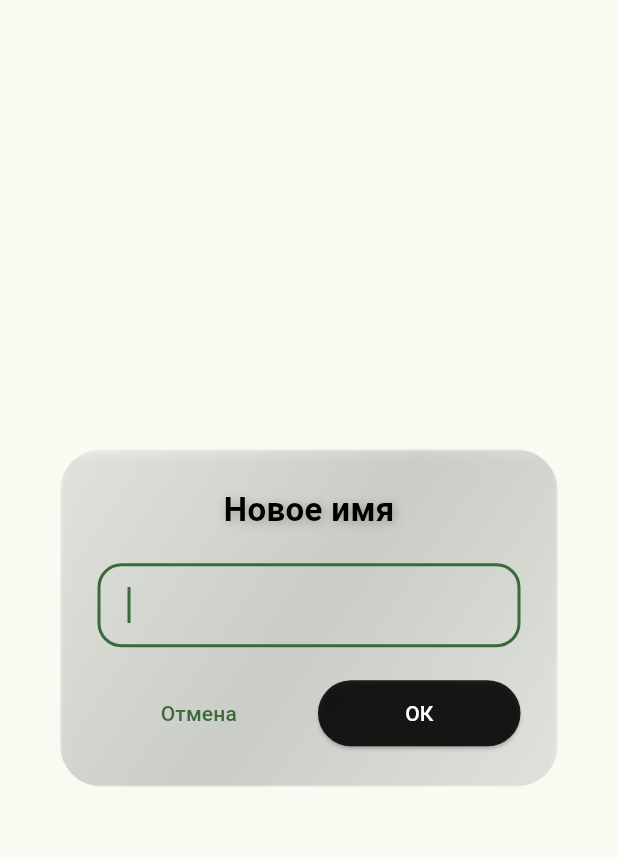
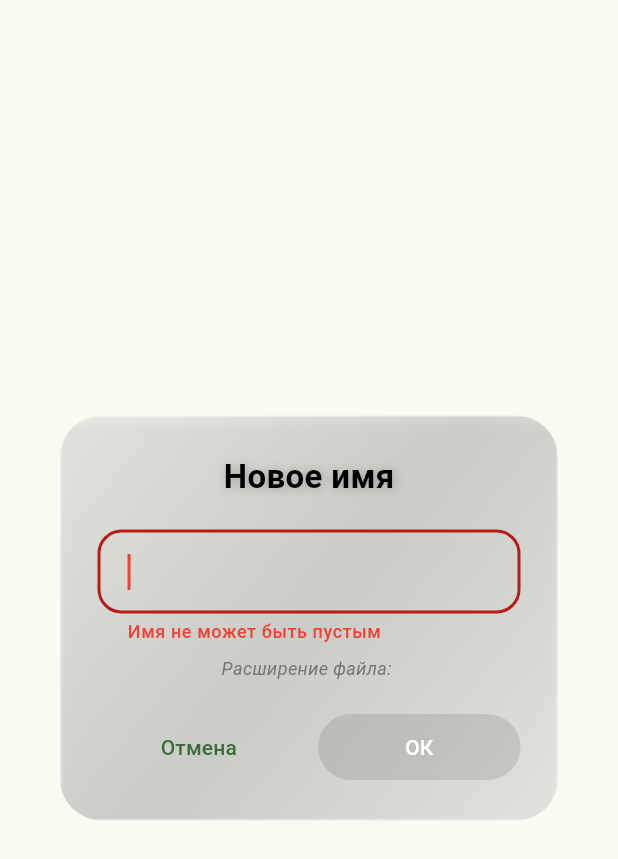
Before and after one commit to SpikyOne/geo_album_v2_aurora_edition-, a Flutter app: the SimpleRenameDialog widget shown alone on an empty page, opened directly with empty values, on a phone screen of 412 x 824 dp. Shown: the top 859 px of the screen. Run offline on Flutter 3.47's test engine with Material 3 defaults, Android fonts, the phone set to English and light mode, and no system bars; our stand-ins replace flutter_map, image_cropper, latlong2; missing offline and left inert: exif, flutter_map_marker_cluster, image_cropper_aurora.

Commit message:
код до обеда

```diff
--- a/lib/screens/photo_view_screen.dart
+++ b/lib/screens/photo_view_screen.dart
@@ -14,6 +14,9 @@ import '../providers/navigation_provider.dart';
 import '../widgets/bottom_nav_bar.dart';
 import '../models/image_data_model.dart';
 import '../widgets/action_menu.dart';
+import '../providers/image_provider.dart';
+
+
 
 // Класс виджета просмотра фотографии
 class PhotoViewScreen extends StatefulWidget {
@@ -59,17 +62,68 @@ class _PhotoViewScreenState extends State<PhotoViewScreen> {
   }
 }
 
-void _performRename(String newName) {
+Future<void> _performRename(String newName) async {
+  try {
+    // Показываем индикатор загрузки
+    showDialog(
+      context: context,
+      barrierDismissible: false,
+      builder: (context) => const Center(child: CircularProgressIndicator()),
+    );
 
-  // TODO: Реализовать логику переименования файла
-  debugPrint('Переименовать в: $newName');
+    // Получаем провайдер и переименовываем файл
+    final galleryProvider = Provider.of<GalleryProvider>(context, listen: false);
+    final success = await galleryProvider.renameImage(widget.image, newName);
 
+    // Закрываем индикатор
+    if (mounted) Navigator.of(context).pop();
+
+    if (success && mounted) {
+      // Получаем обновленное изображение
+      final updatedImage = galleryProvider.images.firstWhere(
+        (img) => img.fileName == newName,
+        orElse: () => widget.image.copyWith(fileName: newName),
+      );
+
+      // Показываем уведомление об успехе
       ScaffoldMessenger.of(context).showSnackBar(
         SnackBar(
           content: Text('Файл переименован в: $newName'),
           duration: const Duration(seconds: 2),
         ),
       );
+
+      // Переходим к просмотру обновленного фото
+      Navigator.pushReplacement(
+        context,
+        MaterialPageRoute(
+          builder: (context) => PhotoViewScreen(
+            image: updatedImage,
+            previousIndex: widget.previousIndex,
+          ),
+        ),
+      );
+    } else if (mounted) {
+      ScaffoldMessenger.of(context).showSnackBar(
+        const SnackBar(
+          content: Text('Ошибка переименования файла'),
+          backgroundColor: Colors.red,
+          duration: Duration(seconds: 2),
+        ),
+      );
+    }
+  } catch (e) {
+    if (mounted) Navigator.of(context).pop();
+
+    ScaffoldMessenger.of(context).showSnackBar(
+      SnackBar(
+        content: Text('Ошибка: $e'),
+        backgroundColor: Colors.red,
+        duration: const Duration(seconds: 3),
+      ),
+    );
+    debugPrint('Ошибка переименования: $e');
+  }
 }
 
 
@@ -535,7 +589,6 @@ void _performRename(String newName) {
 
 /// Класс для виджета переименования изображения
 class SimpleRenameDialog extends StatefulWidget {
-
   final String currentName;
 
   const SimpleRenameDialog({super.key, required this.currentName});
@@ -546,12 +599,52 @@ class SimpleRenameDialog extends StatefulWidget {
 
 class _SimpleRenameDialogState extends State<SimpleRenameDialog> {
   late TextEditingController _controller;
+  String? _errorText;
+  late String _fileExtension;
 
   @override
   void initState() {
     super.initState();
-    _controller = TextEditingController(text: widget.currentName);
+    // Получаем расширение файла
+    _fileExtension = _getFileExtension(widget.currentName);
+    // Убираем расширение из имени для редактирования
+    final fileNameWithoutExtension = _removeFileExtension(widget.currentName);
+    _controller = TextEditingController(text: fileNameWithoutExtension);
+
+    // Слушаем изменения текста для валидации
+    _controller.addListener(_validateInput);
   }
+
+  String _getFileExtension(String fileName) {
+    final dotIndex = fileName.lastIndexOf('.');
+    return dotIndex != -1 ? fileName.substring(dotIndex) : '';
+  }
+
+  String _removeFileExtension(String fileName) {
+    final dotIndex = fileName.lastIndexOf('.');
+    return dotIndex != -1 ? fileName.substring(0, dotIndex) : fileName;
+  }
+
+  void _validateInput() {
+    final text = _controller.text.trim();
+    setState(() {
+      if (text.isEmpty) {
+        _errorText = 'Имя не может быть пустым';
+      } else if (text.contains('/') || text.contains('\\') || text.contains(':') ||
+                 text.contains('*') || text.contains('?') || text.contains('"') ||
+                 text.contains('<') || text.contains('>') || text.contains('|')) {
+        _errorText = 'Имя содержит недопустимые символы';
+      } else {
+        _errorText = null;
+      }
+    });
+  }
+
+  String _getFullFileName() {
+    return '${_controller.text.trim()}$_fileExtension';
+  }
+
+  bool get _isValid => _errorText == null && _controller.text.trim().isNotEmpty;
 
   @override
   void dispose() {
@@ -594,7 +687,6 @@ class _SimpleRenameDialogState extends State<SimpleRenameDialog> {
             child: Column(
               mainAxisSize: MainAxisSize.min,
               children: [
-
                 // Заголовок в стиле SectionHeader
                 Text(
                   'Новое имя',
@@ -620,11 +712,52 @@ class _SimpleRenameDialogState extends State<SimpleRenameDialog> {
                   decoration: InputDecoration(
                     border: OutlineInputBorder(
                       borderRadius: BorderRadius.circular(16),
+                      borderSide: BorderSide(
+                        color: _errorText != null ? Colors.red : Colors.grey,
+                        width: _errorText != null ? 2 : 1,
+                      ),
+                    ),
+                    enabledBorder: OutlineInputBorder(
+                      borderRadius: BorderRadius.circular(16),
+                      borderSide: BorderSide(
+                        color: _errorText != null ? Colors.red : Colors.grey,
+                        width: _errorText != null ? 2 : 1,
+                      ),
+                    ),
+                    focusedBorder: OutlineInputBorder(
+                      borderRadius: BorderRadius.circular(16),
+                      borderSide: BorderSide(
+                        color: _errorText != null ? Colors.red : Colors.blue,
+                        width: _errorText != null ? 2 : 2,
+                      ),
+                    ),
+                    errorText: _errorText,
+                    errorStyle: const TextStyle(
+                      color: Colors.red,
+                      fontWeight: FontWeight.w500,
                     ),
                     contentPadding: const EdgeInsets.all(16),
+                    suffixText: _fileExtension,
+                    suffixStyle: TextStyle(
+                      color: Colors.grey.shade600,
+                      fontWeight: FontWeight.w500,
+                    ),
                   ),
                   style: const TextStyle(fontSize: 16),
                   autofocus: true,
+                  onChanged: (_) => _validateInput(),
+                ),
+
+                const SizedBox(height: 8),
+
+                // Подсказка с расширением
+                Text(
+                  'Расширение файла: $_fileExtension',
+                  style: TextStyle(
+                    fontSize: 12,
+                    color: Colors.grey.shade600,
+                    fontStyle: FontStyle.italic,
+                  ),
                 ),
 
                 const SizedBox(height: 20),
@@ -644,9 +777,9 @@ class _SimpleRenameDialogState extends State<SimpleRenameDialog> {
                     const SizedBox(width: 12),
                     Expanded(
                       child: ElevatedButton(
-                        onPressed: () => Navigator.pop(context, _controller.text),
+                        onPressed: _isValid ? () => Navigator.pop(context, _getFullFileName()) : null,
                         style: ElevatedButton.styleFrom(
-                          backgroundColor: Colors.black87,
+                          backgroundColor: _isValid ? Colors.black87 : Colors.grey,
                           padding: const EdgeInsets.symmetric(vertical: 12),
                         ),
                         child: const Text(
```
Also changed, not shown: lib/providers/image_provider.dart (+58 -15 lines). Lines whose indentation alone changed are shown as unchanged.
